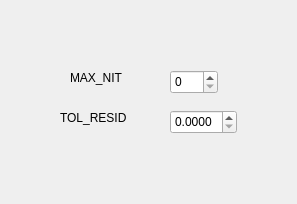
This is gui/uifiles/numerics.ui in truongd8593/mfix as Qt 5 draws it before an edit. The edited form follows.
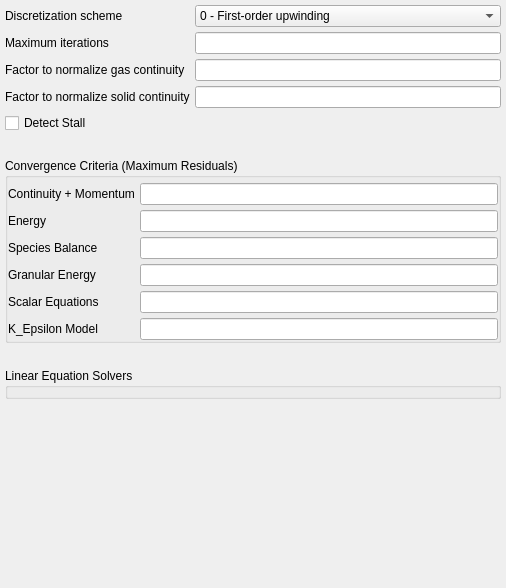
This is the edited form. Custom widgets are drawn as their Qt base class.

Commit message: added numeric keyword widgets

```diff
--- a/gui/uifiles/numerics.ui
+++ b/gui/uifiles/numerics.ui
@@ -6,69 +6,287 @@
    <rect>
     <x>0</x>
     <y>0</y>
-    <width>297</width>
-    <height>204</height>
+    <width>400</width>
+    <height>588</height>
    </rect>
   </property>
-  <widget class="DoubleSpinBox" name="doublespinbox_keyword_tol_resid">
-   <property name="geometry">
-    <rect>
-     <x>170</x>
-     <y>110</y>
-     <width>67</width>
-     <height>24</height>
-    </rect>
+  <layout class="QGridLayout" name="gridLayout_2">
+   <property name="margin">
+    <number>5</number>
    </property>
-   <property name="decimals">
-    <number>4</number>
+   <property name="spacing">
+    <number>5</number>
    </property>
-  </widget>
-  <widget class="QLabel" name="label_134">
-   <property name="geometry">
-    <rect>
-     <x>70</x>
-     <y>70</y>
-     <width>59</width>
-     <height>16</height>
-    </rect>
-   </property>
-   <property name="text">
-    <string>MAX_NIT</string>
-   </property>
-  </widget>
-  <widget class="QLabel" name="label_135">
-   <property name="geometry">
-    <rect>
-     <x>60</x>
-     <y>110</y>
-     <width>91</width>
-     <height>16</height>
-    </rect>
-   </property>
-   <property name="text">
-    <string>TOL_RESID</string>
-   </property>
-  </widget>
-  <widget class="SpinBox" name="spinbox_keyword_max_nit">
-   <property name="geometry">
-    <rect>
-     <x>170</x>
-     <y>70</y>
-     <width>48</width>
-     <height>24</height>
-    </rect>
-   </property>
-  </widget>
+   <item row="6" column="0" colspan="2">
+    <widget class="QGroupBox" name="groupBox">
+     <property name="title">
+      <string>Convergence Criteria (Maximum Residuals)</string>
+     </property>
+     <property name="flat">
+      <bool>true</bool>
+     </property>
+     <layout class="QGridLayout" name="gridLayout">
+      <property name="leftMargin">
+       <number>0</number>
+      </property>
+      <property name="topMargin">
+       <number>5</number>
+      </property>
+      <property name="rightMargin">
+       <number>0</number>
+      </property>
+      <property name="bottomMargin">
+       <number>0</number>
+      </property>
+      <property name="spacing">
+       <number>5</number>
+      </property>
+      <item row="2" column="1">
+       <widget class="LineEdit" name="lineedit_keyword_tol_resid_x"/>
+      </item>
+      <item row="3" column="1">
+       <widget class="LineEdit" name="lineedit_keyword_tol_resid_th"/>
+      </item>
+      <item row="5" column="0">
+       <widget class="QLabel" name="label_8">
+        <property name="text">
+         <string>K_Epsilon Model</string>
+        </property>
+       </widget>
+      </item>
+      <item row="4" column="0">
+       <widget class="QLabel" name="label_7">
+        <property name="text">
+         <string>Scalar Equations</string>
+        </property>
+       </widget>
+      </item>
+      <item row="1" column="0">
+       <widget class="QLabel" name="label_4">
+        <property name="text">
+         <string>Energy</string>
+        </property>
+       </widget>
+      </item>
+      <item row="0" column="0">
+       <widget class="QLabel" name="label_3">
+        <property name="text">
+         <string>Continuity + Momentum</string>
+        </property>
+       </widget>
+      </item>
+      <item row="5" column="1">
+       <widget class="LineEdit" name="lineedit_keyword_tol_resid_k_epsilon"/>
+      </item>
+      <item row="1" column="1">
+       <widget class="LineEdit" name="lineedit_keyword_tol_resid_t"/>
+      </item>
+      <item row="3" column="0">
+       <widget class="QLabel" name="label_6">
+        <property name="text">
+         <string>Granular Energy</string>
+        </property>
+       </widget>
+      </item>
+      <item row="4" column="1">
+       <widget class="LineEdit" name="lineedit_keyword_tol_resid_scalar"/>
+      </item>
+      <item row="2" column="0">
+       <widget class="QLabel" name="label_5">
+        <property name="text">
+         <string>Species Balance</string>
+        </property>
+       </widget>
+      </item>
+      <item row="0" column="1">
+       <widget class="LineEdit" name="lineedit_keyword_tol_resid"/>
+      </item>
+     </layout>
+    </widget>
+   </item>
+   <item row="0" column="0">
+    <widget class="QLabel" name="label_9">
+     <property name="text">
+      <string>Discretization scheme</string>
+     </property>
+    </widget>
+   </item>
+   <item row="0" column="1">
+    <widget class="ComboBox" name="combobox_keyword_discretize">
+     <item>
+      <property name="text">
+       <string>0 - First-order upwinding</string>
+      </property>
+     </item>
+     <item>
+      <property name="text">
+       <string>1 - First-order upwinding (using down-wind factors)</string>
+      </property>
+     </item>
+     <item>
+      <property name="text">
+       <string>2 - Superbee</string>
+      </property>
+     </item>
+     <item>
+      <property name="text">
+       <string>3 - Smart</string>
+      </property>
+     </item>
+     <item>
+      <property name="text">
+       <string>4 - ULTRA-QUICK</string>
+      </property>
+     </item>
+     <item>
+      <property name="text">
+       <string>5 - Quickest</string>
+      </property>
+     </item>
+     <item>
+      <property name="text">
+       <string>6 - MUSCL</string>
+      </property>
+     </item>
+     <item>
+      <property name="text">
+       <string>7 - Van Leer</string>
+      </property>
+     </item>
+     <item>
+      <property name="text">
+       <string>8 - minmod</string>
+      </property>
+     </item>
+     <item>
+      <property name="text">
+       <string>9 - Central</string>
+      </property>
+     </item>
+    </widget>
+   </item>
+   <item row="9" column="0">
+    <spacer name="verticalSpacer">
+     <property name="orientation">
+      <enum>Qt::Vertical</enum>
+     </property>
+     <property name="sizeHint" stdset="0">
+      <size>
+       <width>20</width>
+       <height>40</height>
+      </size>
+     </property>
+    </spacer>
+   </item>
+   <item row="3" column="0">
+    <widget class="QLabel" name="label_2">
+     <property name="text">
+      <string>Factor to normalize solid continuity</string>
+     </property>
+    </widget>
+   </item>
+   <item row="1" column="1">
+    <widget class="LineEdit" name="lineedit_keyword_max_nit"/>
+   </item>
+   <item row="5" column="0">
+    <spacer name="verticalSpacer_2">
+     <property name="orientation">
+      <enum>Qt::Vertical</enum>
+     </property>
+     <property name="sizeType">
+      <enum>QSizePolicy::Maximum</enum>
+     </property>
+     <property name="sizeHint" stdset="0">
+      <size>
+       <width>20</width>
+       <height>20</height>
+      </size>
+     </property>
+    </spacer>
+   </item>
+   <item row="2" column="0">
+    <widget class="QLabel" name="label">
+     <property name="text">
+      <string>Factor to normalize gas continuity</string>
+     </property>
+    </widget>
+   </item>
+   <item row="4" column="0" colspan="2">
+    <widget class="CheckBox" name="checkbox_keyword_detect_stall">
+     <property name="text">
+      <string>Detect Stall</string>
+     </property>
+    </widget>
+   </item>
+   <item row="1" column="0">
+    <widget class="QLabel" name="label_134">
+     <property name="text">
+      <string>Maximum iterations</string>
+     </property>
+    </widget>
+   </item>
+   <item row="3" column="1">
+    <widget class="LineEdit" name="lineedit_keyword_norm_s"/>
+   </item>
+   <item row="2" column="1">
+    <widget class="LineEdit" name="lineedit_keyword_norm_g"/>
+   </item>
+   <item row="7" column="0">
+    <spacer name="verticalSpacer_3">
+     <property name="orientation">
+      <enum>Qt::Vertical</enum>
+     </property>
+     <property name="sizeType">
+      <enum>QSizePolicy::Maximum</enum>
+     </property>
+     <property name="sizeHint" stdset="0">
+      <size>
+       <width>20</width>
+       <height>20</height>
+      </size>
+     </property>
+    </spacer>
+   </item>
+   <item row="8" column="0" colspan="2">
+    <widget class="QGroupBox" name="groupBox_2">
+     <property name="title">
+      <string>Linear Equation Solvers</string>
+     </property>
+     <property name="flat">
+      <bool>true</bool>
+     </property>
+     <layout class="QGridLayout" name="gridlayout_leq">
+      <property name="leftMargin">
+       <number>0</number>
+      </property>
+      <property name="topMargin">
+       <number>5</number>
+      </property>
+      <property name="rightMargin">
+       <number>0</number>
+      </property>
+      <property name="bottomMargin">
+       <number>0</number>
+      </property>
+     </layout>
+    </widget>
+   </item>
+  </layout>
  </widget>
  <customwidgets>
   <customwidget>
-   <class>SpinBox</class>
-   <extends>QSpinBox</extends>
+   <class>LineEdit</class>
+   <extends>QLineEdit</extends>
    <header>widgets/base</header>
   </customwidget>
   <customwidget>
-   <class>DoubleSpinBox</class>
-   <extends>QDoubleSpinBox</extends>
+   <class>ComboBox</class>
+   <extends>QComboBox</extends>
+   <header>widgets/base</header>
+  </customwidget>
+  <customwidget>
+   <class>CheckBox</class>
+   <extends>QCheckBox</extends>
    <header>widgets/base</header>
   </customwidget>
  </customwidgets>
```
Left out of the diff: 13 changed lines with no effect on the pictures. The commit also changes 3 other files.
